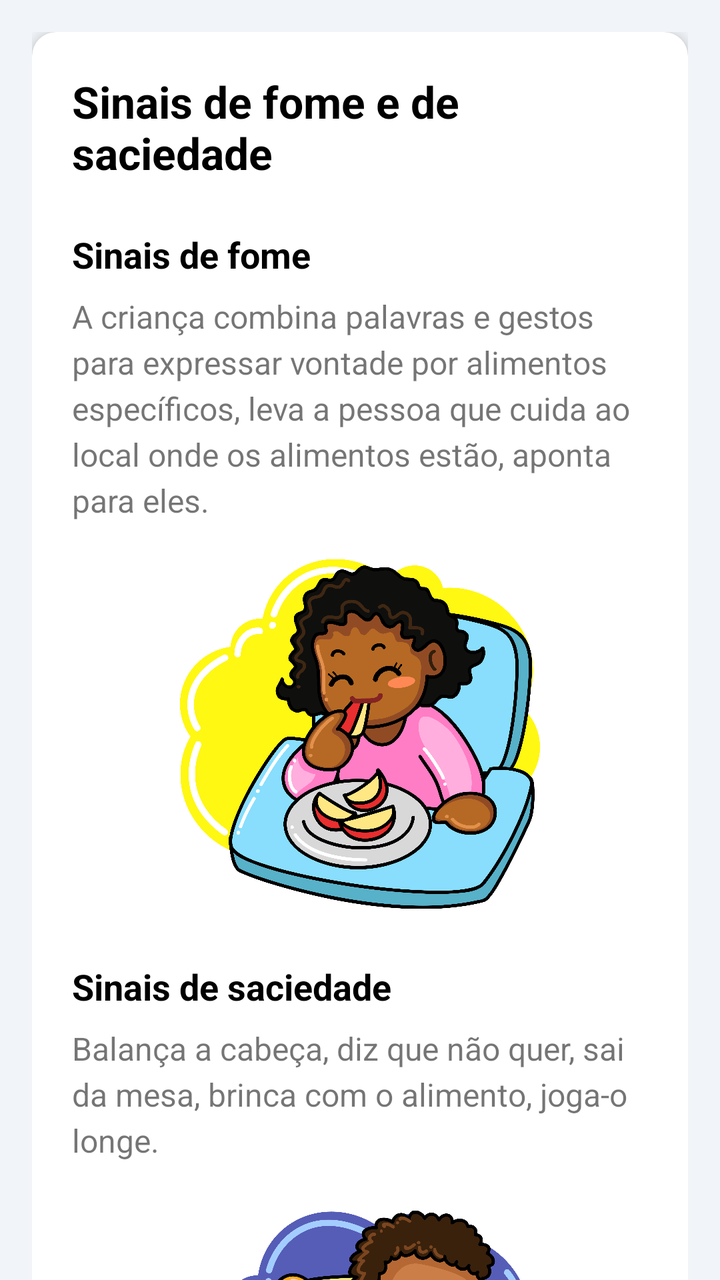
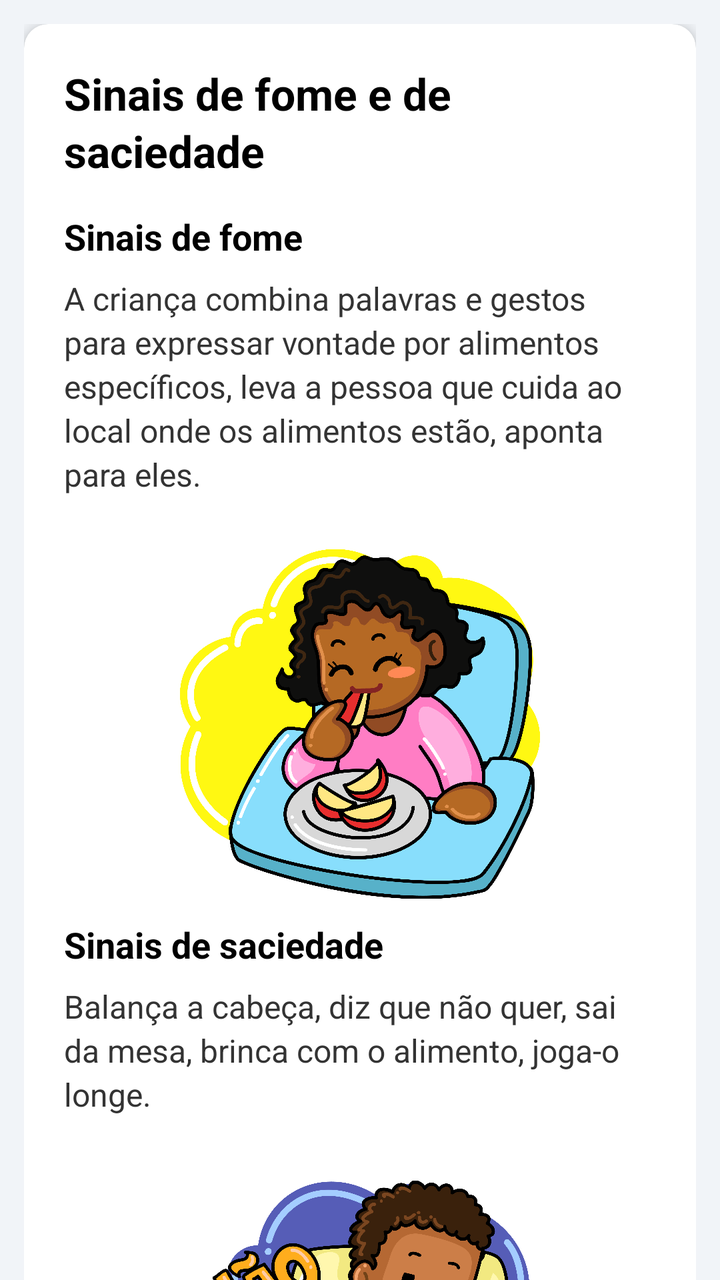

Before-and-after screenshots of an Android layout around one commit, followed by the original layout XML and the change that was made.
<!-- AndroidManifest.xml: application theme Theme.NutrirAGente -->
<!-- res/layout/screen_sinais_12meses.xml -->
<?xml version="1.0" encoding="utf-8"?>
<androidx.coordinatorlayout.widget.CoordinatorLayout
    xmlns:android="http://schemas.android.com/apk/res/android"
    xmlns:app="http://schemas.android.com/apk/res-auto"
    xmlns:tools="http://schemas.android.com/tools"
    android:layout_width="match_parent"
    android:layout_height="match_parent"
    android:background="@color/gray">



    <androidx.core.widget.NestedScrollView
        android:layout_width="match_parent"
        android:layout_height="match_parent"
        app:layout_behavior="@string/appbar_scrolling_view_behavior">

        <LinearLayout
            android:layout_width="match_parent"
            android:layout_height="wrap_content"
            android:orientation="vertical"
            android:padding="16dp">

            <androidx.cardview.widget.CardView
                android:layout_width="match_parent"
                android:layout_height="wrap_content"
                android:layout_marginBottom="16dp"
                app:cardCornerRadius="12dp"
                app:cardElevation="4dp">

                <LinearLayout
                    android:layout_width="match_parent"
                    android:layout_height="wrap_content"
                    android:orientation="vertical"
                    android:padding="20dp">

                    <TextView
                        android:layout_width="wrap_content"
                        android:layout_height="wrap_content"
                        android:layout_marginBottom="24dp"
                        android:text="Sinais de fome e de saciedade"
                        android:textColor="@android:color/black"
                        android:textSize="22sp"
                        android:textStyle="bold" />

                    <TextView
                        android:layout_width="wrap_content"
                        android:layout_height="wrap_content"
                        android:layout_marginBottom="8dp"
                        android:text="Sinais de fome"
                        android:textColor="@android:color/black"
                        android:textSize="18sp"
                        android:textStyle="bold" />

                    <TextView
                        android:layout_width="wrap_content"
                        android:layout_height="wrap_content"
                        android:layout_marginBottom="16dp"
                        android:lineSpacingExtra="4dp"
                        android:text="A criança combina palavras e gestos para expressar vontade por alimentos específicos, leva a pessoa que cuida ao local onde os alimentos estão, aponta para eles."
                        android:textSize="16sp" />

                    <ImageView
                        android:layout_width="180dp"
                        android:layout_height="180dp"
                        android:layout_gravity="center_horizontal"
                        android:layout_marginBottom="24dp"
                        android:src="@drawable/bebe_com_fruta"
                        android:contentDescription="Ilustração de um bebê comendo feliz" />

                    <TextView
                        android:layout_width="wrap_content"
                        android:layout_height="wrap_content"
                        android:layout_marginBottom="8dp"
                        android:text="Sinais de saciedade"
                        android:textColor="@android:color/black"
                        android:textSize="18sp"
                        android:textStyle="bold" />

                    <TextView
                        android:layout_width="wrap_content"
                        android:layout_height="wrap_content"
                        android:layout_marginBottom="16dp"
                        android:lineSpacingExtra="4dp"
                        android:text="Balança a cabeça, diz que não quer, sai da mesa, brinca com o alimento, joga-o longe."
                        android:textSize="16sp" />

                    <ImageView
                        android:layout_width="180dp"
                        android:layout_height="180dp"
                        android:layout_gravity="center_horizontal"
                        android:layout_marginBottom="24dp"
                        android:src="@drawable/bebe_se_negando"
                        android:contentDescription="Ilustração de um bebê recusando comida" />


                    <TextView
                        android:layout_width="match_parent"
                        android:layout_height="wrap_content"
                        android:background="#F0F4FF"
                        android:gravity="center"
                        android:padding="16dp"
                        android:text="@string/dica_nem_todo_choro_e_fome"
                        android:textColor="#3F51B5"
                        android:textStyle="bold" />

                </LinearLayout>

            </androidx.cardview.widget.CardView>

        </LinearLayout>
    </androidx.core.widget.NestedScrollView>

</androidx.coordinatorlayout.widget.CoordinatorLayout>
<!-- resources referenced by this layout -->
<resources>
  <!-- unchanged entries left out for length: 11 -->
</resources>

<!-- the commit's change to res/layout/screen_sinais_12meses.xml (unified diff, before → after) -->
@@ -2,109 +2,69 @@
 <androidx.coordinatorlayout.widget.CoordinatorLayout
     xmlns:android="http://schemas.android.com/apk/res/android"
     xmlns:app="http://schemas.android.com/apk/res-auto"
-    xmlns:tools="http://schemas.android.com/tools"
     android:layout_width="match_parent"
     android:layout_height="match_parent"
     android:background="@color/gray">
 
-
+    <com.google.android.material.appbar.AppBarLayout
+        android:layout_width="match_parent"
+        android:layout_height="wrap_content"
+        android:background="@color/blue_toolbar"
+        app:elevation="@dimen/appbar_elevation" />
 
     <androidx.core.widget.NestedScrollView
         android:layout_width="match_parent"
         android:layout_height="match_parent"
         app:layout_behavior="@string/appbar_scrolling_view_behavior">
 
-        <LinearLayout
-            android:layout_width="match_parent"
-            android:layout_height="wrap_content"
-            android:orientation="vertical"
-            android:padding="16dp">
+        <LinearLayout style="@style/LinearContainer">
 
-            <androidx.cardview.widget.CardView
-                android:layout_width="match_parent"
-                android:layout_height="wrap_content"
-                android:layout_marginBottom="16dp"
-                app:cardCornerRadius="12dp"
-                app:cardElevation="4dp">
+            <androidx.cardview.widget.CardView style="@style/CardNutrir">
 
-                <LinearLayout
-                    android:layout_width="match_parent"
-                    android:layout_height="wrap_content"
-                    android:orientation="vertical"
-                    android:padding="20dp">
+                <LinearLayout style="@style/CardContent">
 
                     <TextView
-                        android:layout_width="wrap_content"
-                        android:layout_height="wrap_content"
-                        android:layout_marginBottom="24dp"
-                        android:text="Sinais de fome e de saciedade"
-                        android:textColor="@android:color/black"
-                        android:textSize="22sp"
-                        android:textStyle="bold" />
+                        style="@style/TextTitleLarge"
+                        android:text="Sinais de fome e de saciedade" />
 
                     <TextView
-                        android:layout_width="wrap_content"
-                        android:layout_height="wrap_content"
-                        android:layout_marginBottom="8dp"
-                        android:text="Sinais de fome"
-                        android:textColor="@android:color/black"
-                        android:textSize="18sp"
-                        android:textStyle="bold" />
+                        style="@style/TextSection"
+                        android:text="Sinais de fome" />
 
                     <TextView
-                        android:layout_width="wrap_content"
-                        android:layout_height="wrap_content"
-                        android:layout_marginBottom="16dp"
-                        android:lineSpacingExtra="4dp"
-                        android:text="A criança combina palavras e gestos para expressar vontade por alimentos específicos, leva a pessoa que cuida ao local onde os alimentos estão, aponta para eles."
-                        android:textSize="16sp" />
+                        style="@style/TextBodyWrap"
+                        android:layout_marginBottom="@dimen/spacing_lg"
+                        android:text="A criança combina palavras e gestos para expressar vontade por alimentos específicos, leva a pessoa que cuida ao local onde os alimentos estão, aponta para eles." />
 
                     <ImageView
-                        android:layout_width="180dp"
-                        android:layout_height="180dp"
-                        android:layout_gravity="center_horizontal"
-                        android:layout_marginBottom="24dp"
+                        style="@style/ImageCenter"
+                        android:layout_marginBottom="@dimen/spacing_xxl"
                         android:src="@drawable/bebe_com_fruta"
                         android:contentDescription="Ilustração de um bebê comendo feliz" />
 
                     <TextView
-                        android:layout_width="wrap_content"
-                        android:layout_height="wrap_content"
-                        android:layout_marginBottom="8dp"
-                        android:text="Sinais de saciedade"
-                        android:textColor="@android:color/black"
-                        android:textSize="18sp"
-                        android:textStyle="bold" />
+                        style="@style/TextSection"
+                        android:text="Sinais de saciedade" />
 
                     <TextView
-                        android:layout_width="wrap_content"
-                        android:layout_height="wrap_content"
-                        android:layout_marginBottom="16dp"
-                        android:lineSpacingExtra="4dp"
-                        android:text="Balança a cabeça, diz que não quer, sai da mesa, brinca com o alimento, joga-o longe."
-                        android:textSize="16sp" />
+                        style="@style/TextBodyWrap"
+                        android:layout_marginBottom="@dimen/spacing_lg"
+                        android:text="Balança a cabeça, diz que não quer, sai da mesa, brinca com o alimento, joga-o longe." />
 
                     <ImageView
-                        android:layout_width="180dp"
-                        android:layout_height="180dp"
-                        android:layout_gravity="center_horizontal"
-                        android:layout_marginBottom="24dp"
+                        style="@style/ImageCenter"
+                        android:layout_marginBottom="@dimen/spacing_xxl"
                         android:src="@drawable/bebe_se_negando"
                         android:contentDescription="Ilustração de um bebê recusando comida" />
 
+                    <LinearLayout style="@style/AlertBoxLavender">
 
-                    <TextView
-                        android:layout_width="match_parent"
-                        android:layout_height="wrap_content"
-                        android:background="#F0F4FF"
-                        android:gravity="center"
-                        android:padding="16dp"
-                        android:text="@string/dica_nem_todo_choro_e_fome"
-                        android:textColor="#3F51B5"
-                        android:textStyle="bold" />
+                        <TextView
+                            style="@style/AlertTextLavender"
+                            android:text="@string/dica_nem_todo_choro_e_fome" />
+                    </LinearLayout>
 
                 </LinearLayout>
-
             </androidx.cardview.widget.CardView>
 
         </LinearLayout>
<!-- resource entries referenced after the edit -->
@@ -1,5 +1,102 @@
 <!-- resources referenced by this layout -->
 <resources>
+  <dimen name="appbar_elevation">12dp</dimen>
+  <dimen name="spacing_lg">16dp</dimen>
+  <dimen name="spacing_xxl">24dp</dimen>
+  <style name="AlertBoxLavender">
+          <item name="android:layout_width">match_parent</item>
+          <item name="android:layout_height">wrap_content</item>
+          <item name="android:layout_marginTop">@dimen/spacing_lg</item>
+          <item name="android:background">@color/alert_lavender_bg</item>
+          <item name="android:gravity">center</item>
+          <item name="android:padding">@dimen/padding_lg</item>
+      </style>
+  <style name="AlertTextLavender">
+          <item name="android:layout_width">match_parent</item>
+          <item name="android:layout_height">wrap_content</item>
+          <item name="android:gravity">center</item>
+          <item name="android:textColor">@color/alert_lavender_text</item>
+          <item name="android:textStyle">bold</item>
+          <item name="android:lineSpacingExtra">@dimen/line_spacing_sm</item>
+      </style>
+  <style name="CardContent">
+          <item name="android:layout_width">match_parent</item>
+          <item name="android:layout_height">wrap_content</item>
+          <item name="android:orientation">vertical</item>
+          <item name="android:padding">@dimen/padding_xl</item>
+      </style>
+  <style name="CardNutrir">
+          <item name="android:layout_width">match_parent</item>
+          <item name="android:layout_height">wrap_content</item>
+          <item name="android:layout_marginBottom">@dimen/card_margin_bottom</item>
+          <item name="cardCornerRadius">@dimen/card_radius</item>
+          <item name="cardElevation">@dimen/card_elevation</item>
+      </style>
+  <style name="ImageCenter">
+          <item name="android:layout_width">@dimen/image_size_md</item>
+          <item name="android:layout_height">@dimen/image_size_md</item>
+          <item name="android:layout_gravity">center_horizontal</item>
+          <item name="android:layout_marginVertical">@dimen/spacing_sm</item>
+      </style>
+  <style name="LinearContainer">
+          <item name="android:layout_width">match_parent</item>
+          <item name="android:layout_height">wrap_content</item>
+          <item name="android:orientation">vertical</item>
+          <item name="android:padding">@dimen/padding_md</item>
+      </style>
+  <style name="TextBodyWrap" parent="TextBody">
+          <item name="android:layout_width">wrap_content</item>
+      </style>
+  <style name="TextSection" parent="TextAppearance.Nutrir">
+          <item name="android:layout_width">wrap_content</item>
+          <item name="android:layout_height">wrap_content</item>
+          <item name="android:textSize">@dimen/text_size_lg</item>
+          <item name="android:textStyle">bold</item>
+          <item name="android:textColor">@color/text_bold</item>
+          <item name="android:layout_marginBottom">@dimen/spacing_sm</item>
+      </style>
+  <style name="TextTitleLarge" parent="TextTitle">
+          <item name="android:textSize">@dimen/text_size_xxl</item>
+          <item name="android:layout_marginBottom">@dimen/spacing_lg</item>
+      </style>
+  <color name="alert_lavender_bg">#F0F4FF</color>
+  <dimen name="padding_lg">16dp</dimen>
+  <color name="alert_lavender_text">#3F51B5</color>
+  <dimen name="line_spacing_sm">3dp</dimen>
+  <dimen name="padding_xl">20dp</dimen>
+  <dimen name="card_margin_bottom">16dp</dimen>
+  <dimen name="card_radius">12dp</dimen>
+  <dimen name="card_elevation">4dp</dimen>
+  <dimen name="image_size_md">180dp</dimen>
+  <dimen name="spacing_sm">8dp</dimen>
+  <dimen name="padding_md">12dp</dimen>
+  <style name="TextBody" parent="TextAppearance.Nutrir">
+          <item name="android:layout_width">match_parent</item>
+          <item name="android:layout_height">wrap_content</item>
+          <item name="android:textSize">@dimen/text_size_md</item>
+          <item name="android:lineSpacingExtra">@dimen/line_spacing_sm</item>
+          <item name="android:textColor">@color/color_text_black</item>
+      </style>
+  <style name="TextAppearance.Nutrir" parent="TextAppearance.AppCompat">
+          <item name="android:textColor">@color/text_primary</item>
+          <item name="android:lineSpacingExtra">@dimen/line_spacing_sm</item>
+      </style>
+  <dimen name="text_size_lg">18sp</dimen>
+  <color name="text_bold">#000000</color>
+  <style name="TextTitle" parent="TextAppearance.Nutrir">
+          <item name="android:layout_width">wrap_content</item>
+          <item name="android:layout_height">wrap_content</item>
+          <item name="android:textSize">@dimen/text_size_xl</item>
+          <item name="android:textStyle">bold</item>
+          <item name="android:textColor">@color/text_bold</item>
+          <item name="android:layout_marginBottom">@dimen/spacing_md</item>
+      </style>
+  <dimen name="text_size_xxl">22sp</dimen>
+  <dimen name="text_size_md">16sp</dimen>
+  <color name="color_text_black">#333333</color>
+  <color name="text_primary">#2B2B2B</color>
+  <dimen name="text_size_xl">20sp</dimen>
+  <dimen name="spacing_md">12dp</dimen>
   <!-- unchanged entries left out for length: 11 -->
 </resources>
 
